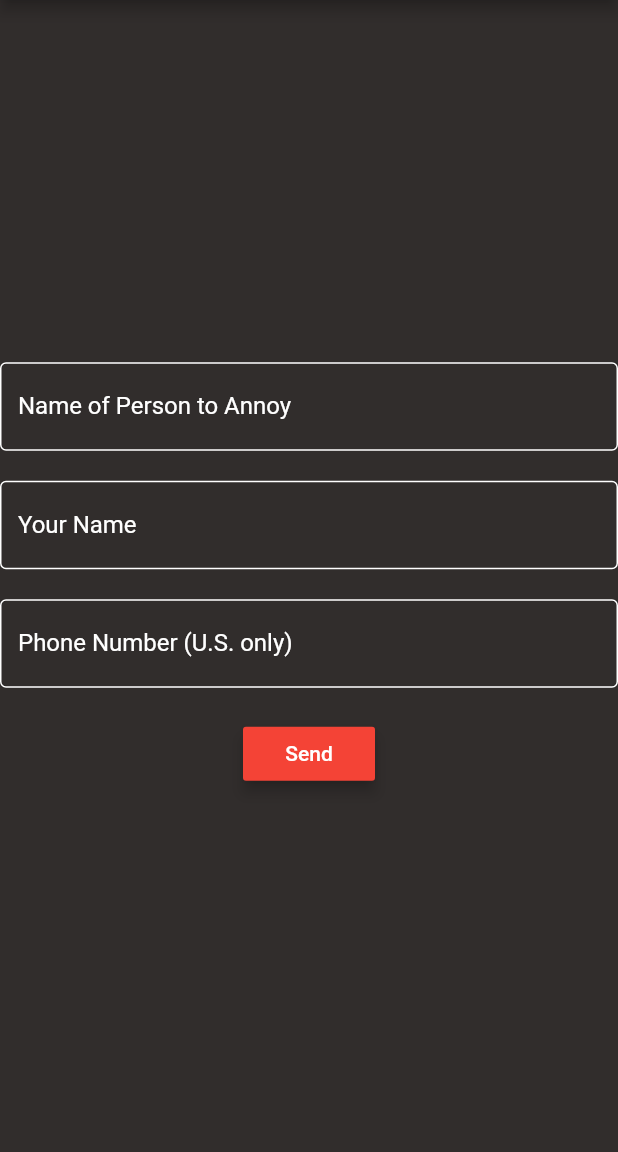
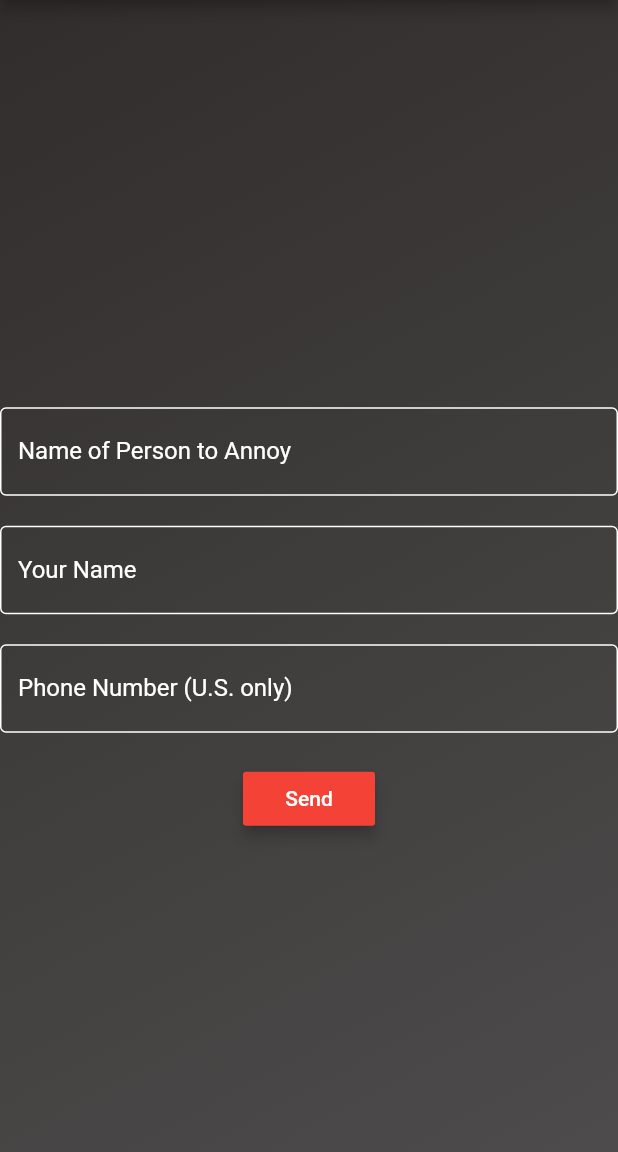
Before and after one commit to zjbullock/AnnoySomeoneUI, a Flutter app: the screen it shows after launch, on a phone screen of 412 x 824 dp, the part 84-1236 px from its top. Run offline on Flutter 3.47's test engine with Material 2 defaults, Android fonts, the phone set to English and light mode, and no system bars.

Commit message:
finishing up touches to UI

```diff
--- a/lib/main.dart
+++ b/lib/main.dart
@@ -1,7 +1,9 @@
 import 'package:flutter/material.dart';
+import 'package:annoy_someone/view/annoy_view.dart';
 
 void main() => runApp(MyApp());
-
+const backGroundColor = Color.fromARGB(255,49,45,45);
+const cardColor =  Color.fromARGB(255, 77, 75, 75);
 class MyApp extends StatelessWidget {
   // This widget is the root of your application.
   @override
@@ -46,117 +48,29 @@ class MyHomePage extends StatefulWidget {
 class _MyHomePageState extends State<MyHomePage> {
   @override
   Widget build(BuildContext context) {
-    // This method is rerun every time setState is called, for instance as done
-    // by the _incrementCounter method above.
-    //
-    // The Flutter framework has been optimized to make rerunning build methods
-    // fast, so that you can just rebuild anything that needs updating rather
-    // than having to individually change instances of widgets.
     return Scaffold(
-      backgroundColor: Color.fromARGB(255,49,45,44),
+      backgroundColor: backGroundColor,
       appBar: AppBar(
-        // Here we take the value from the MyHomePage object that was created by
-        // the App.build method, and use it to set our appbar title.
         title: Text(widget.title),
       ),
-      body: Center(
-        // Center is a layout widget. It takes a single child and positions it
-        // in the middle of the parent.
-
-      child: Column(
-          // Column is also layout widget. It takes a list of children and
-          // arranges them vertically. By default, it sizes itself to fit its
-          // children horizontally, and tries to be as tall as its parent.
-          //
-          // Invoke "debug painting" (press "p" in the console, choose the
-          // "Toggle Debug Paint" action from the Flutter Inspector in Android
-          // Studio, or the "Toggle Debug Paint" command in Visual Studio Code)
-          // to see the wireframe for each widget.
-          //
-          // Column has various properties to control how it sizes itself and
-          // how it positions its children. Here we use mainAxisAlignment to
-          // center the children vertically; the main axis here is the vertical
-          // axis because Columns are vertical (the cross axis would be
-          // horizontal).
-          mainAxisAlignment: MainAxisAlignment.center,
-          children: <Widget>[
-
-            TextField(
-              style: TextStyle(
-                color: Colors.white,
-              ),
-              decoration: InputDecoration(
-                focusedBorder: OutlineInputBorder(
-                  borderSide: BorderSide(
-                    color: Colors.red,
-                  ),
-                ),
-                enabledBorder: OutlineInputBorder(
-                  borderSide: BorderSide(
-                    color: Colors.white,
-                  ),
-                ),
-                labelText: 'Name of Person to Annoy',
-                labelStyle: TextStyle(
-                  color: Colors.white,
-                ),
-              ),
-            ),
-            SizedBox(height: 20),
-            TextField(
-              style: TextStyle(
-                color: Colors.white,
-              ),
-              decoration: InputDecoration(
-                focusedBorder: OutlineInputBorder(
-                  borderSide: BorderSide(
-                    color: Colors.red,
-                  ),
-                ),
-                enabledBorder: OutlineInputBorder(
-                  borderSide: BorderSide(
-                    color: Colors.white,
-                  ),
-                ),
-                labelText: 'Your Name',
-                labelStyle: TextStyle(
-                  color: Colors.white,
-                ),
-              ),
-
-            ),
-            SizedBox(height: 20),
-            TextField(
-              style: TextStyle(
-                color: Colors.white,
-              ),
-              decoration: InputDecoration(
-                focusedBorder: OutlineInputBorder(
-                  borderSide: BorderSide(
-                    color: Colors.red,
-                  ),
-                ),
-                enabledBorder: OutlineInputBorder(
-                  borderSide: BorderSide(
-                    color: Colors.white,
-                  ),
-                ),
-                labelText: 'Phone Number (U.S. only)',
-                labelStyle: TextStyle(
-                  color: Colors.white,
-                ),
-              ),
-            ),
-            SizedBox(height: 20),
-            RaisedButton(
-              color: Colors.red,
-              onPressed: () {},
-              textColor: Colors.white,
-              child: Text('Send'),
-              elevation: 4,
-            ),
-          ],
+      body: Container(
+        decoration: BoxDecoration(
+          gradient: LinearGradient(
+              begin: FractionalOffset.topLeft,
+              end: FractionalOffset.bottomRight,
+              colors: [
+                backGroundColor,
+                cardColor
+              ],
+              tileMode: TileMode.clamp
+          )
         ),
+        child: Column(
+            mainAxisAlignment: MainAxisAlignment.center,
+            children: <Widget>[
+              AnnoyWidget(backGroundColor),
+            ],
+          ),
       ),
     );
   }
--- /dev/null
+++ b/lib/view/annoy_view.dart
@@ -0,0 +1,100 @@
+import 'package:flutter/material.dart';
+
+class AnnoyWidget extends StatelessWidget {
+  AnnoyWidget(Color background){
+    this._backgroundColor = background;
+  }
+
+  var _backgroundColor;
+
+
+
+  @override
+  Widget build(BuildContext context) {
+    // TODO: implement build
+    return Container(
+        color: Colors.transparent,
+        child: Column(
+          children: <Widget> [
+            SizedBox(height: 60),
+            TextField(
+              style: TextStyle(
+                color: Colors.white,
+              ),
+              decoration: InputDecoration(
+                focusedBorder: OutlineInputBorder(
+                  borderSide: BorderSide(
+                    color: Colors.red,
+                  ),
+                ),
+                enabledBorder: OutlineInputBorder(
+                  borderSide: BorderSide(
+                    color: Colors.white,
+                  ),
+                ),
+                labelText: 'Name of Person to Annoy',
+                labelStyle: TextStyle(
+                  color: Colors.white,
+                ),
+              ),
+            ),
+            SizedBox(height: 20),
+            TextField(
+              style: TextStyle(
+                color: Colors.white,
+              ),
+              decoration: InputDecoration(
+                focusedBorder: OutlineInputBorder(
+                  borderSide: BorderSide(
+                    color: Colors.red,
+                  ),
+                ),
+                enabledBorder: OutlineInputBorder(
+                  borderSide: BorderSide(
+                    color: Colors.white,
+                  ),
+                ),
+                labelText: 'Your Name',
+                labelStyle: TextStyle(
+                  color: Colors.white,
+                ),
+              ),
+
+            ),
+            SizedBox(height: 20),
+            TextField(
+              style: TextStyle(
+                color: Colors.white,
+              ),
+              decoration: InputDecoration(
+                focusedBorder: OutlineInputBorder(
+                  borderSide: BorderSide(
+                    color: Colors.red,
+                  ),
+                ),
+                enabledBorder: OutlineInputBorder(
+                  borderSide: BorderSide(
+                    color: Colors.white,
+                  ),
+                ),
+                labelText: 'Phone Number (U.S. only)',
+                labelStyle: TextStyle(
+                  color: Colors.white,
+                ),
+              ),
+            ),
+            SizedBox(height: 20),
+            RaisedButton(
+              color: Colors.red,
+              onPressed: () {
+
+              },
+              textColor: Colors.white,
+              child: Text('Send'),
+              elevation: 4,
+            ),
+          ],
+        )
+      );
+  }
+}
```
Also changed, not shown: lib/model/annoy_model.dart (renamed from lib/model/Annoy.dart), lib/utils/constants.dart (added).
